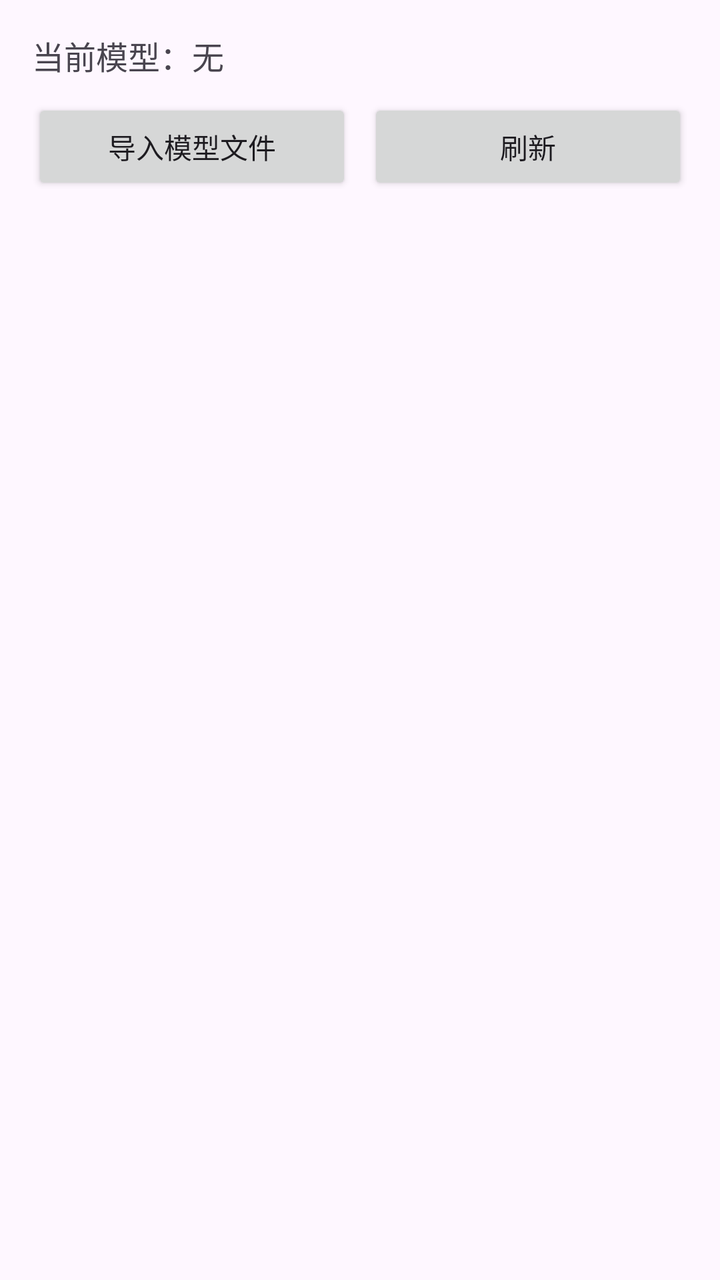
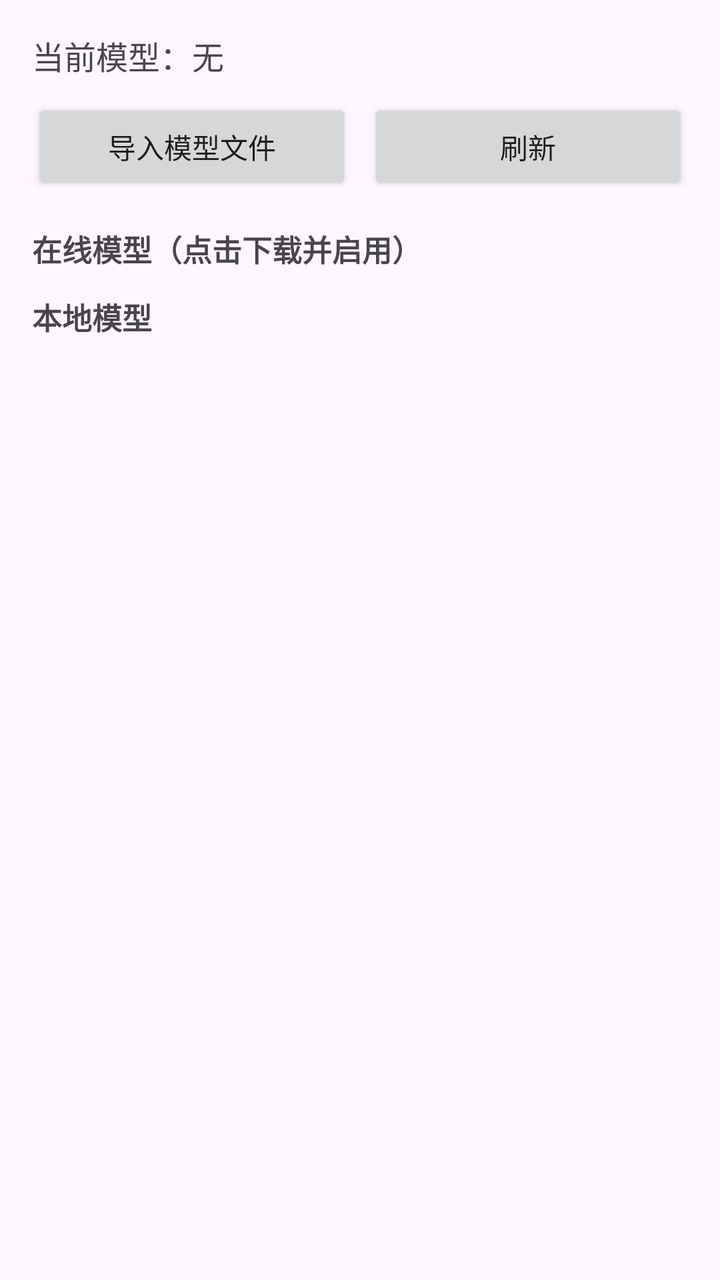

An Android layout rendered at two revisions. The XML below is the earlier revision; the diff shows what the commit changed to produce the second picture.
<!-- AndroidManifest.xml: application theme Theme.MyoloPcontrol -->
<!-- res/layout/activity_model_manager.xml -->
<?xml version="1.0" encoding="utf-8"?>
<androidx.constraintlayout.widget.ConstraintLayout
    xmlns:android="http://schemas.android.com/apk/res/android"
    xmlns:app="http://schemas.android.com/apk/res-auto"
    android:layout_width="match_parent"
    android:layout_height="match_parent"
    android:padding="16dp">

    <TextView
        android:id="@+id/tvCurrentModel"
        android:layout_width="0dp"
        android:layout_height="wrap_content"
        android:text="@string/model_current_default"
        android:textSize="16sp"
        app:layout_constraintTop_toTopOf="parent"
        app:layout_constraintStart_toStartOf="parent"
        app:layout_constraintEnd_toEndOf="parent" />

    <LinearLayout
        android:id="@+id/modelBtnRow"
        android:layout_width="0dp"
        android:layout_height="wrap_content"
        android:orientation="horizontal"
        android:layout_marginTop="10dp"
        app:layout_constraintTop_toBottomOf="@id/tvCurrentModel"
        app:layout_constraintStart_toStartOf="parent"
        app:layout_constraintEnd_toEndOf="parent">
        <Button
            android:id="@+id/btnImportModel"
            android:layout_width="0dp"
            android:layout_weight="1"
            android:layout_height="wrap_content"
            android:text="@string/model_import" />
        <Space android:layout_width="8dp" android:layout_height="wrap_content" />
        <Button
            android:id="@+id/btnRefreshModel"
            android:layout_width="0dp"
            android:layout_weight="1"
            android:layout_height="wrap_content"
            android:text="@string/model_refresh" />
    </LinearLayout>

    <ProgressBar
        android:id="@+id/modelProgress"
        style="?android:attr/progressBarStyleSmall"
        android:layout_width="wrap_content"
        android:layout_height="wrap_content"
        android:visibility="gone"
        app:layout_constraintTop_toBottomOf="@id/modelBtnRow"
        app:layout_constraintStart_toStartOf="parent"
        app:layout_constraintEnd_toEndOf="parent" />

    <ScrollView
        android:layout_width="0dp"
        android:layout_height="0dp"
        android:layout_marginTop="8dp"
        app:layout_constraintTop_toBottomOf="@id/modelProgress"
        app:layout_constraintStart_toStartOf="parent"
        app:layout_constraintEnd_toEndOf="parent"
        app:layout_constraintBottom_toBottomOf="parent">
        <LinearLayout
            android:id="@+id/modelListBox"
            android:layout_width="match_parent"
            android:layout_height="wrap_content"
            android:orientation="vertical" />
    </ScrollView>

</androidx.constraintlayout.widget.ConstraintLayout>
<!-- resources referenced by this layout -->
<resources>
  <string name="model_current_default">当前模型：无</string>
  <string name="model_import">导入模型文件</string>
  <string name="model_refresh">刷新</string>
  <style name="Theme.MyoloPcontrol" parent="Theme.Material3.DayNight.NoActionBar">
          <item name="colorPrimary">@color/primary</item>
          <item name="colorPrimaryVariant">@color/primary_dark</item>
          <item name="colorOnPrimary">@color/white</item>
          <item name="colorSecondary">@color/secondary</item>
      </style>
  <color name="primary">#FF6750A4</color>
  <color name="primary_dark">#FF625B71</color>
  <color name="white">#FFFFFFFF</color>
  <color name="secondary">#FF625B71</color>
</resources>

<!-- the commit's change to res/layout/activity_model_manager.xml (unified diff, before → after) -->
@@ -59,10 +59,40 @@
         app:layout_constraintEnd_toEndOf="parent"
         app:layout_constraintBottom_toBottomOf="parent">
         <LinearLayout
-            android:id="@+id/modelListBox"
             android:layout_width="match_parent"
             android:layout_height="wrap_content"
-            android:orientation="vertical" />
+            android:orientation="vertical">
+
+            <TextView
+                android:id="@+id/onlineTitle"
+                android:layout_width="wrap_content"
+                android:layout_height="wrap_content"
+                android:text="@string/model_online_title"
+                android:textSize="15sp"
+                android:textStyle="bold"
+                android:paddingTop="8dp" />
+
+            <LinearLayout
+                android:id="@+id/onlineBox"
+                android:layout_width="match_parent"
+                android:layout_height="wrap_content"
+                android:orientation="vertical" />
+
+            <TextView
+                android:id="@+id/localTitle"
+                android:layout_width="wrap_content"
+                android:layout_height="wrap_content"
+                android:text="@string/model_local_title"
+                android:textSize="15sp"
+                android:textStyle="bold"
+                android:paddingTop="12dp" />
+
+            <LinearLayout
+                android:id="@+id/modelListBox"
+                android:layout_width="match_parent"
+                android:layout_height="wrap_content"
+                android:orientation="vertical" />
+        </LinearLayout>
     </ScrollView>
 
 </androidx.constraintlayout.widget.ConstraintLayout>
<!-- resource entries referenced after the edit -->
@@ -2,6 +2,8 @@
 <resources>
   <string name="model_current_default">当前模型：无</string>
   <string name="model_import">导入模型文件</string>
+  <string name="model_local_title">本地模型</string>
+  <string name="model_online_title">在线模型（点击下载并启用）</string>
   <string name="model_refresh">刷新</string>
   <style name="Theme.MyoloPcontrol" parent="Theme.Material3.DayNight.NoActionBar">
           <item name="colorPrimary">@color/primary</item>
